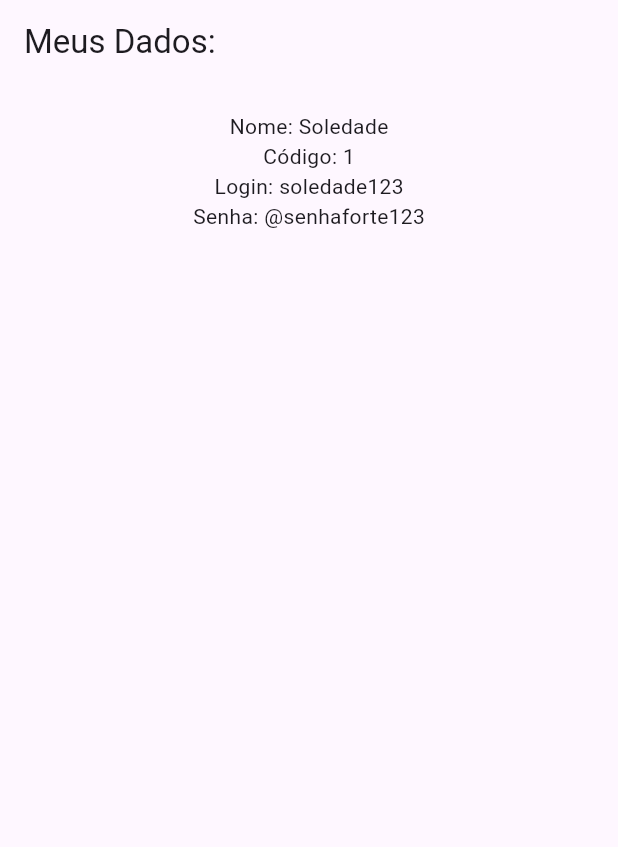
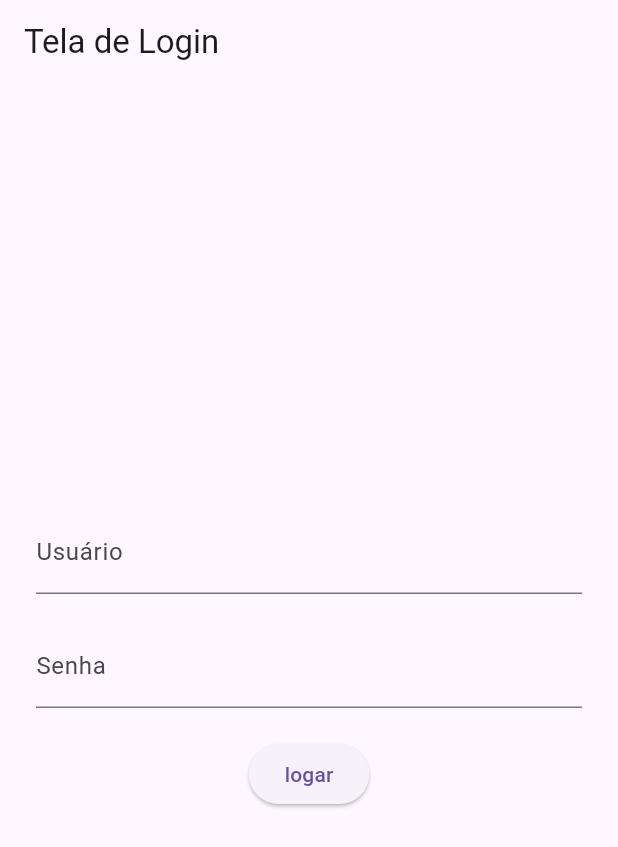
Before and after one commit to Soledade56/voupedirmanha, a Flutter app: the screen it shows after launch, on a phone screen of 412 x 824 dp. Shown: the top 847 px of the screen. Run offline on Flutter 3.47's test engine with Material 3 defaults, Android fonts, the phone set to English and light mode, and no system bars.

Commit message:
criaçaõ de telas de home e login funcionando a ação de login sem banco de dados

```diff
--- a/lib/main.dart
+++ b/lib/main.dart
@@ -1,5 +1,8 @@
 import 'package:flutter/material.dart';
 import 'usuario.dart';
+import 'tela_login.dart';
+
+
 void main() {
   runApp(const MyApp());
 }
@@ -9,30 +12,15 @@ class MyApp extends StatelessWidget {
   @override
   Widget build(BuildContext context) {
 
-    Usuario u = Usuario(
+   /* Usuario u = Usuario(
       codigo: 1,
       login: "soledade123",
       nome: "Soledade",
       senha: "@senhaforte123"
-    );
+    );*/
     return MaterialApp(
-    home: Scaffold(
-      appBar: AppBar(
-        title: const Text("Meus Dados: "),
-      ),
-      body: Center(
-        child: Padding(padding: const EdgeInsets.all(18.0),
-          child: Column(
-             children: [
-               Text("Nome: ${u.nome}"),
-               Text("Código: ${u.codigo}"),
-               Text("Login: ${u.login}"),
-               Text("Senha: ${u.senha}"),
-          ],
-    ), // column
-    ),
-    ),
-    ),
+      debugShowCheckedModeBanner: false,
+      home: TelaLogin(),
     );
 
   }
--- /dev/null
+++ b/lib/tela_home.dart
@@ -0,0 +1,15 @@
+import 'package:flutter/material.dart';
+
+class TelaHome extends StatelessWidget{
+  TelaHome({super.key});
+
+  @override
+  Widget build(BuildContext context) {
+    return Scaffold(
+      appBar: AppBar(title: const Text("Seja bem vindo Usuário")),
+      body: const Center(
+        child: Text("Tela de Home"),
+      ),
+    );
+  }
+}
--- /dev/null
+++ b/lib/tela_login.dart
@@ -0,0 +1,60 @@
+import 'dart:ui';
+import 'package:soledade/tela_home.dart';
+import 'tela_home.dart';
+import 'usuario.dart';
+import 'package:flutter/material.dart';
+
+class TelaLogin extends StatelessWidget{
+  TelaLogin({super.key});
+
+  Usuario u = Usuario(
+    nome: 'admin',
+        login: 'admin',
+        senha: '@senhaforte123',
+        codigo: 1
+
+  );
+
+final TextEditingController usuarioController= TextEditingController();
+  final TextEditingController senhaController= TextEditingController();
+
+  @override
+  Widget build(BuildContext context){
+    return Scaffold(
+        appBar: AppBar(title: const Text("Tela de Login")),
+        body: Padding(padding: const EdgeInsets.all(24.0),
+          child: Column(
+            mainAxisAlignment: MainAxisAlignment.center,
+            children: [
+              TextField(
+                decoration:  const InputDecoration(labelText: 'Usuário'),
+                controller: usuarioController,
+              ),
+              const SizedBox(height:20),
+              TextField(
+                decoration: const InputDecoration(labelText: 'Senha'),
+                obscureText:  true,
+                controller: senhaController,
+              ),
+              SizedBox(height: 20),
+              ElevatedButton(onPressed: (){
+                if(u.login == usuarioController.text && u.senha == senhaController.text){
+                 Navigator.push(context,
+                    MaterialPageRoute(builder: (context) => TelaHome())
+                 );
+                }else {
+                   ScaffoldMessenger.of(context).showSnackBar(
+                     SnackBar(content: Text("Usuário ou senha inválidos!!"))
+                   );
+                }
+                ScaffoldMessenger.of(context).showSnackBar(
+                  SnackBar(content: Text("Usuário: ${usuarioController.text} Senha: ${senhaController.text}"))
+                );
+              }, child: const Text('logar'))
+            ],
+          ),
+        )
+    );
+  }
+
+}
```
